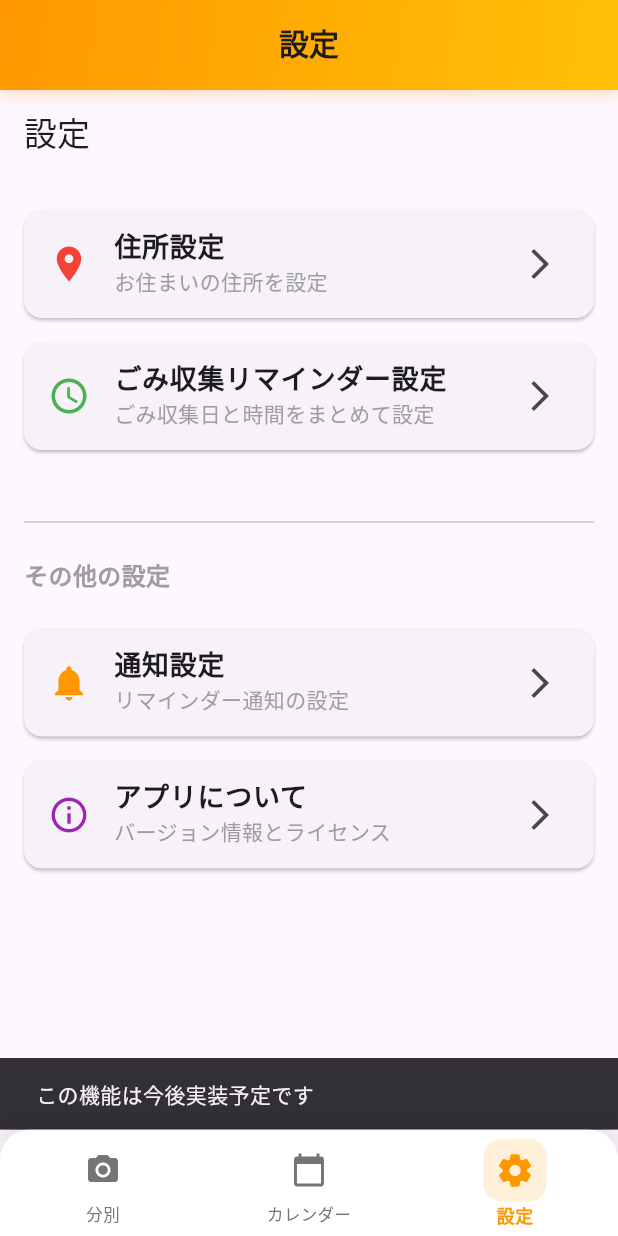
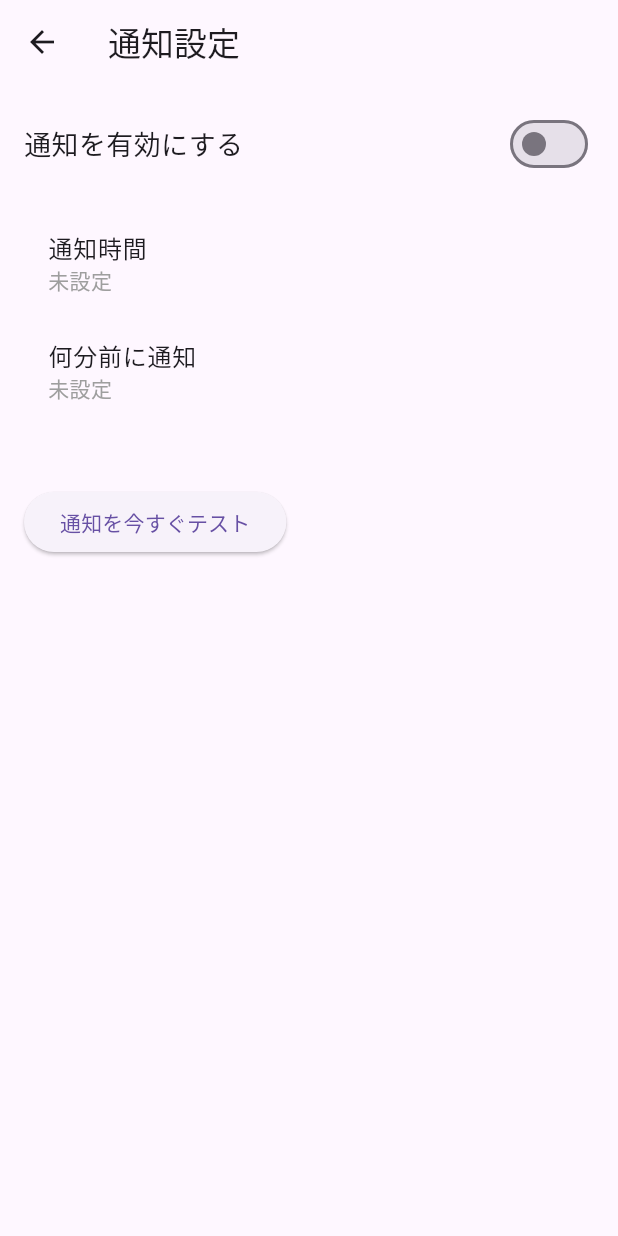
Before and after one commit to kainskains/garbage_app2, a Flutter app: the screen it shows after launch, item 3 of the bottom bar chosen, after a tap on "通知設定", on a phone screen of 412 x 824 dp. Run offline on Flutter 3.47's test engine with Material 3 defaults, Android fonts, the light colour scheme and no system bars; our stand-ins replace flutter_local_notifications, image_picker, shared_preferences, table_calendar, timezone; missing offline and left inert: tflite_flutter.

Commit message:
通知機能の実装

```diff
--- a/lib/main.dart
+++ b/lib/main.dart
@@ -1,16 +1,70 @@
 // lib/main.dart
+
 import 'package:flutter/material.dart';
-import 'package:garbage_app/screens/main_screen.dart';
-import 'package:provider/provider.dart'; // Providerを使用するため必要
-import 'package:garbage_app/models/garbage_collection_settings.dart'; // 新しく追加
+import 'package:provider/provider.dart';
+import 'package:garbage_app/screens/main_screen.dart'; // MainScreen をインポートします
+import 'package:garbage_app/models/garbage_collection_settings.dart';
+import 'package:flutter_local_notifications/flutter_local_notifications.dart'; // 通知プラグインをインポート
 
-void main() {
+// ✅ ここから2行を追加
+import 'package:timezone/data/latest.dart' as tz;
+import 'package:timezone/timezone.dart' as tz;
+
+// 通知プラグインのインスタンスをグローバルに定義
+final FlutterLocalNotificationsPlugin flutterLocalNotificationsPlugin =
+FlutterLocalNotificationsPlugin();
+
+Future<void> main() async {
+  // Flutterウィジェットバインディングが初期化されていることを確認
+  WidgetsFlutterBinding.ensureInitialized();
+
+  // ✅ タイムゾーンの初期化を追加 (重要!)
+  tz.initializeTimeZones();
+
+  // Android向けの通知設定
+  const AndroidInitializationSettings initializationSettingsAndroid =
+  AndroidInitializationSettings('@mipmap/ic_launcher'); // アプリのアイコンを使用
+
+  // iOS向けの通知設定
+  const DarwinInitializationSettings initializationSettingsDarwin =
+  DarwinInitializationSettings(
+    requestAlertPermission: true, // アラートの許可を要求
+    requestBadgePermission: true, // バッジの許可を要求
+    requestSoundPermission: true, // サウンドの許可を要求
+  );
+
+  // 全プラットフォーム共通の初期化設定
+  final InitializationSettings initializationSettings = InitializationSettings(
+    android: initializationSettingsAndroid,
+    iOS: initializationSettingsDarwin,
+  );
+
+  // 通知プラグインの初期化を実行
+  await flutterLocalNotificationsPlugin.initialize(
+    initializationSettings,
+    // onDidReceiveNotificationResponse: (NotificationResponse notificationResponse) async {
+    //   // 通知をタップしたときの処理（必要に応じて実装）
+    // },
+    // onDidReceiveBackgroundNotificationResponse: (NotificationResponse notificationResponse) async {
+    //   // バックグラウンドでの通知をタップしたときの処理（必要に応じて実装）
+    // },
+  );
+
+  // Android 13 (API 33) 以降で必要: 通知権限の要求
+  final bool? result = await flutterLocalNotificationsPlugin
+      .resolvePlatformSpecificImplementation<
+      AndroidFlutterLocalNotificationsPlugin>()
+      ?.requestNotificationsPermission();
+  if (result == true) {
+    print("通知権限が付与されました");
+  } else {
+    print("通知権限が拒否されました");
+  }
+
   runApp(
-    // MultiProvider を使用して複数のProviderを登録
-    MultiProvider(
-      providers: [
-        ChangeNotifierProvider(create: (context) => GarbageCollectionSettings()), // 初期ロードも行う
-      ],
+    // アプリ全体でGarbageCollectionSettingsを提供
+    ChangeNotifierProvider(
+      create: (context) => GarbageCollectionSettings(),
       child: const MyApp(),
     ),
   );
@@ -22,11 +76,12 @@ class MyApp extends StatelessWidget {
   @override
   Widget build(BuildContext context) {
     return MaterialApp(
-      title: 'ごみ分別',
+      title: 'ごみ収集アプリ', // アプリのタイトル
       theme: ThemeData(
-        primarySwatch: Colors.blue,
+        primarySwatch: Colors.blue, // テーマカラー
+        useMaterial3: true, // Material 3 デザインを有効に
       ),
-      home: const MainScreen(),
+      home: const MainScreen(), // ここを MainScreen() に変更
     );
   }
 }
--- a/lib/models/garbage_collection_settings.dart
+++ b/lib/models/garbage_collection_settings.dart
@@ -59,24 +59,29 @@ class GarbageCollectionSettings with ChangeNotifier {
   Map<String, CollectionRule> _settings = {};
   List<GarbageType> _garbageTypes = [];
 
+  bool _isNotificationEnabled = false;
+  String? _notificationTime;
+  int? _minutesBeforeNotification; // ★追加: 通知までの分数★
+
   Map<String, CollectionRule> get settings => _settings;
   List<GarbageType> get garbageTypes => _garbageTypes;
+
+  bool get isNotificationEnabled => _isNotificationEnabled;
+  String? get notificationTime => _notificationTime;
+  int? get minutesBeforeNotification => _minutesBeforeNotification; // ★追加: getter★
 
   GarbageCollectionSettings() {
     loadSettings();
   }
 
-  // 設定とごみタイプの両方を読み込む
   Future<void> loadSettings() async {
     final prefs = await SharedPreferences.getInstance();
 
-    // ごみタイプのリストを読み込む
     final garbageTypesJsonString = prefs.getString('garbage_types');
     if (garbageTypesJsonString != null) {
       final List<dynamic> decodedList = jsonDecode(garbageTypesJsonString);
       _garbageTypes = decodedList.map((json) => GarbageType.fromJson(json as Map<String, dynamic>)).toList();
     } else {
-      // 保存されたデータがない場合は、デフォルトのごみタイプを初期化
       _garbageTypes = [
         GarbageType(type: 'burnable', name: '燃えるごみ', icon: Icons.local_fire_department),
         GarbageType(type: 'non_burnable', name: '燃えないごみ', icon: Icons.delete_forever),
@@ -86,20 +91,21 @@ class GarbageCollectionSettings with ChangeNotifier {
       ];
     }
 
-    // ごみ収集ルールを読み込む
     final settingsJsonString = prefs.getString('garbage_collection_settings');
     if (settingsJsonString != null) {
       final Map<String, dynamic> decodedData = jsonDecode(settingsJsonString);
       _settings = decodedData.map((key, value) => MapEntry(key, CollectionRule.fromJson(value)));
     } else {
-      // 永続化されたルールがない場合は、初期設定を作成
       _settings = {for (var type in _garbageTypes) type.type: CollectionRule.empty()};
     }
+
+    _isNotificationEnabled = prefs.getBool('isNotificationEnabled') ?? false;
+    _notificationTime = prefs.getString('notificationTime');
+    _minutesBeforeNotification = prefs.getInt('minutesBeforeNotification'); // ★追加★
 
     notifyListeners();
   }
 
-  // 設定とごみタイプの両方を保存する
   Future<void> saveSettings() async {
     final prefs = await SharedPreferences.getInstance();
 
@@ -108,6 +114,32 @@ class GarbageCollectionSettings with ChangeNotifier {
 
     final settingsJsonString = jsonEncode(_settings.map((key, value) => MapEntry(key, value.toJson())));
     await prefs.setString('garbage_collection_settings', settingsJsonString);
+
+    await prefs.setBool('isNotificationEnabled', _isNotificationEnabled);
+    await prefs.setString('notificationTime', _notificationTime ?? '');
+    if (_minutesBeforeNotification != null) { // ★追加★
+      await prefs.setInt('minutesBeforeNotification', _minutesBeforeNotification!);
+    } else {
+      await prefs.remove('minutesBeforeNotification');
+    }
+  }
+
+  void setNotificationEnabled(bool value) {
+    _isNotificationEnabled = value;
+    saveSettings();
+    notifyListeners();
+  }
+
+  void setNotificationTime(String? time) {
+    _notificationTime = time;
+    saveSettings();
+    notifyListeners();
+  }
+
+  void setMinutesBeforeNotification(int? value) { // ★追加: setter★
+    _minutesBeforeNotification = value;
+    saveSettings();
+    notifyListeners();
   }
 
   void addGarbageType(GarbageType newType) {
--- /dev/null
+++ b/lib/screens/notification_settings_screen.dart
@@ -0,0 +1,149 @@
+// lib/screens/notification_settings_screen.dart
+import 'package:flutter/material.dart';
+import 'package:provider/provider.dart';
+import 'package:garbage_app/models/garbage_collection_settings.dart';
+import 'package:flutter_local_notifications/flutter_local_notifications.dart'; // ★追加: 通知パッケージをインポート
+
+class NotificationSettingsScreen extends StatelessWidget {
+  const NotificationSettingsScreen({super.key});
+
+  // ★追加: テスト通知を送信する非同期関数
+  Future<void> _sendTestNotification(BuildContext context) async {
+    final FlutterLocalNotificationsPlugin flutterLocalNotificationsPlugin =
+    FlutterLocalNotificationsPlugin();
+
+    const AndroidNotificationDetails androidPlatformChannelSpecifics =
+    AndroidNotificationDetails(
+      'test_channel_id',
+      'Test Notifications',
+      importance: Importance.max,
+      priority: Priority.high,
+      showWhen: false,
+    );
+    const NotificationDetails platformChannelSpecifics =
+    NotificationDetails(android: androidPlatformChannelSpecifics);
+
+    await flutterLocalNotificationsPlugin.show(
+      0, // 通知ID
+      'テスト通知',
+      'これはテスト通知です。',
+      platformChannelSpecifics,
+      payload: 'item x',
+    );
+  }
+
+  @override
+  Widget build(BuildContext context) {
+    final settingsProvider = Provider.of<GarbageCollectionSettings>(context);
+    final List<int> minutesOptions = [1, 5, 10, 15, 30, 60, 120];
+
+    return Scaffold(
+      appBar: AppBar(
+        title: const Text('通知設定'),
+      ),
+      body: Padding(
+        padding: const EdgeInsets.all(16.0),
+        child: Column(
+          crossAxisAlignment: CrossAxisAlignment.start,
+          children: [
+            Row(
+              mainAxisAlignment: MainAxisAlignment.spaceBetween,
+              children: [
+                const Text(
+                  '通知を有効にする',
+                  style: TextStyle(fontSize: 18),
+                ),
+                Switch(
+                  value: settingsProvider.isNotificationEnabled,
+                  onChanged: (bool newValue) {
+                    settingsProvider.setNotificationEnabled(newValue);
+                  },
+                ),
+              ],
+            ),
+            const SizedBox(height: 20),
+            ListTile(
+              title: const Text('通知時間'),
+              subtitle: Text(
+                settingsProvider.notificationTime ?? '未設定',
+                style: TextStyle(
+                  color: settingsProvider.isNotificationEnabled ? null : Colors.grey,
+                ),
+              ),
+              trailing: settingsProvider.notificationTime != null
+                  ? IconButton(
+                icon: const Icon(Icons.clear),
+                onPressed: settingsProvider.isNotificationEnabled
+                    ? () {
+                  settingsProvider.setNotificationTime(null);
+                }
+                    : null,
+              )
+                  : null,
+              onTap: settingsProvider.isNotificationEnabled
+                  ? () async {
+                final TimeOfDay? pickedTime = await showTimePicker(
+                  context: context,
+                  initialTime: settingsProvider.notificationTime != null
+                      ? TimeOfDay(
+                    hour: int.parse(settingsProvider.notificationTime!.split(':')[0]),
+                    minute: int.parse(settingsProvider.notificationTime!.split(':')[1]),
+                  )
+                      : TimeOfDay.now(),
+                );
+                if (pickedTime != null) {
+                  final String formattedTime =
+                      '${pickedTime.hour.toString().padLeft(2, '0')}:${pickedTime.minute.toString().padLeft(2, '0')}';
+                  settingsProvider.setNotificationTime(formattedTime);
+                }
+              }
+                  : null,
+            ),
+
+            ListTile(
+              title: const Text('何分前に通知'),
+              subtitle: Text(
+                settingsProvider.minutesBeforeNotification != null
+                    ? '${settingsProvider.minutesBeforeNotification}分前'
+                    : '未設定',
+                style: TextStyle(
+                  color: settingsProvider.isNotificationEnabled ? null : Colors.grey,
+                ),
+              ),
+              trailing: settingsProvider.isNotificationEnabled
+                  ? DropdownButton<int>(
+                value: settingsProvider.minutesBeforeNotification,
+                hint: const Text('選択'),
+                onChanged: (int? newValue) {
+                  settingsProvider.setMinutesBeforeNotification(newValue);
+                },
+                items: minutesOptions.map((int value) {
+                  return DropdownMenuItem<int>(
+                    value: value,
+                    child: Text('$value分前'),
+                  );
+                }).toList(),
+              )
+                  : null,
+            ),
+
+            const SizedBox(height: 40),
+
+            // ★追加: 通知テスト用のボタン
+            ElevatedButton(
+              onPressed: () {
+                _sendTestNotification(context);
+                ScaffoldMessenger.of(context).showSnackBar(
+                  const SnackBar(
+                    content: Text('テスト通知が送信されました。'),
+                  ),
+                );
+              },
+              child: const Text('通知を今すぐテスト'),
+            ),
+          ],
+        ),
+      ),
+    );
+  }
+}
--- a/lib/screens/settings_screen.dart
+++ b/lib/screens/settings_screen.dart
@@ -1,7 +1,8 @@
 // lib/screens/settings_screen.dart
 import 'package:flutter/material.dart';
-import 'package:garbage_app/screens/address_settings_screen.dart'; // 住所設定画面
-import 'package:garbage_app/screens/reminder_settings_screen.dart'; // 新しく作成するリマインダー設定画面
+import 'package:garbage_app/screens/address_settings_screen.dart';
+import 'package:garbage_app/screens/reminder_settings_screen.dart';
+import 'package:garbage_app/screens/notification_settings_screen.dart'; // ★追加: 通知設定画面をインポート
 
 class SettingsScreen extends StatelessWidget {
   const SettingsScreen({super.key});
@@ -41,13 +42,13 @@ class SettingsScreen extends StatelessWidget {
             ),
           ),
 
-          // ごみ収集リマインダー設定 (統合された新しい項目)
+          // ごみ収集リマインダー設定
           Card(
             margin: const EdgeInsets.symmetric(vertical: 8.0),
             child: ListTile(
               leading: const Icon(
-                Icons.schedule, // 新しいアイコン
-                color: Colors.green, // 新しい色
+                Icons.schedule,
+                color: Colors.green,
                 size: 28,
               ),
               title: const Text(
@@ -69,7 +70,6 @@ class SettingsScreen extends StatelessWidget {
 
           const SizedBox(height: 32),
 
-          // セクション分けのための区切り線とタイトル
           const Divider(thickness: 1),
           const SizedBox(height: 16),
 
@@ -84,7 +84,7 @@ class SettingsScreen extends StatelessWidget {
 
           const SizedBox(height: 16),
 
-          // 今後追加される可能性のある設定項目のプレースホルダー
+          // ★変更: 通知設定画面への遷移を追加★
           Card(
             margin: const EdgeInsets.symmetric(vertical: 8.0),
             child: ListTile(
@@ -103,11 +103,9 @@ class SettingsScreen extends StatelessWidget {
               ),
               trailing: const Icon(Icons.arrow_forward_ios),
               onTap: () {
-                // 今後実装予定
-                ScaffoldMessenger.of(context).showSnackBar(
-                  const SnackBar(
-                    content: Text('この機能は今後実装予定です'),
-                  ),
+                // 新しい通知設定画面へ遷移
+                Navigator.of(context).push(
+                  MaterialPageRoute(builder: (context) => const NotificationSettingsScreen()),
                 );
               },
             ),
@@ -131,7 +129,6 @@ class SettingsScreen extends StatelessWidget {
               ),
               trailing: const Icon(Icons.arrow_forward_ios),
               onTap: () {
-                // アプリ情報表示
                 showAboutDialog(
                   context: context,
                   applicationName: 'ごみ収集アプリ',
--- a/pubspec.yaml
+++ b/pubspec.yaml
@@ -20,6 +20,7 @@ dependencies:
   shared_preferences: ^2.5.3
   collection: ^1.18.0 # ★この行を追加★
   table_calendar: ^3.1.1 # ★この行を追加★
+  flutter_local_notifications: ^19.4.0  # 最新バージョンを確認
 
 dev_dependencies:
   flutter_test:
```
Also changed, not shown: lib/services/notification_service.dart (added, +46 -0 lines), pubspec.lock, 4 other files.
